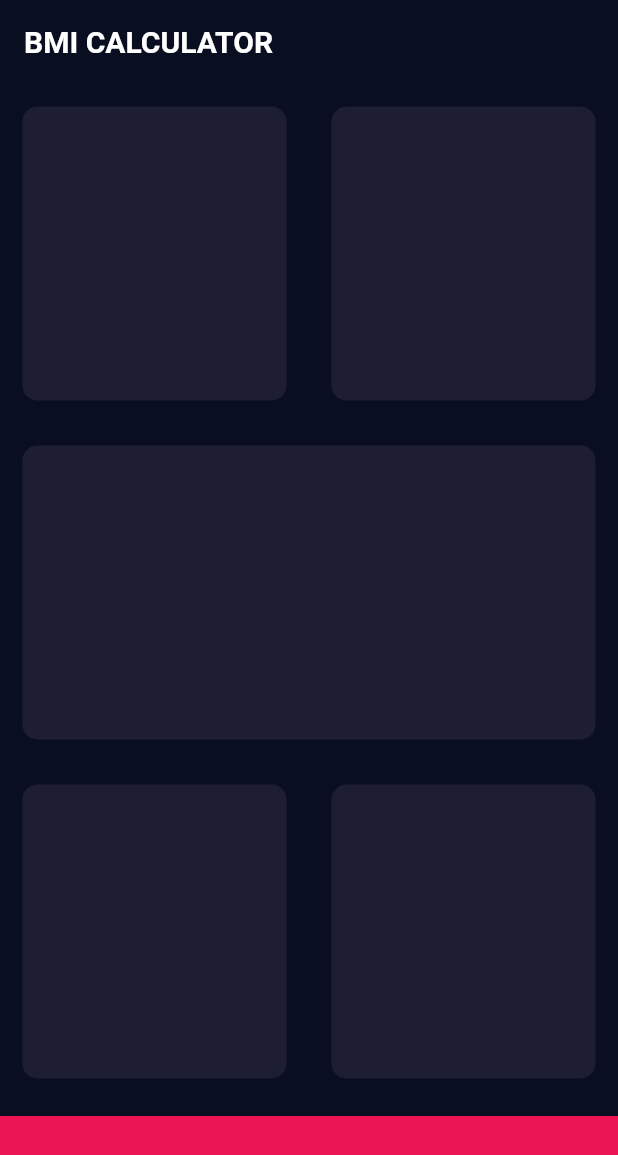
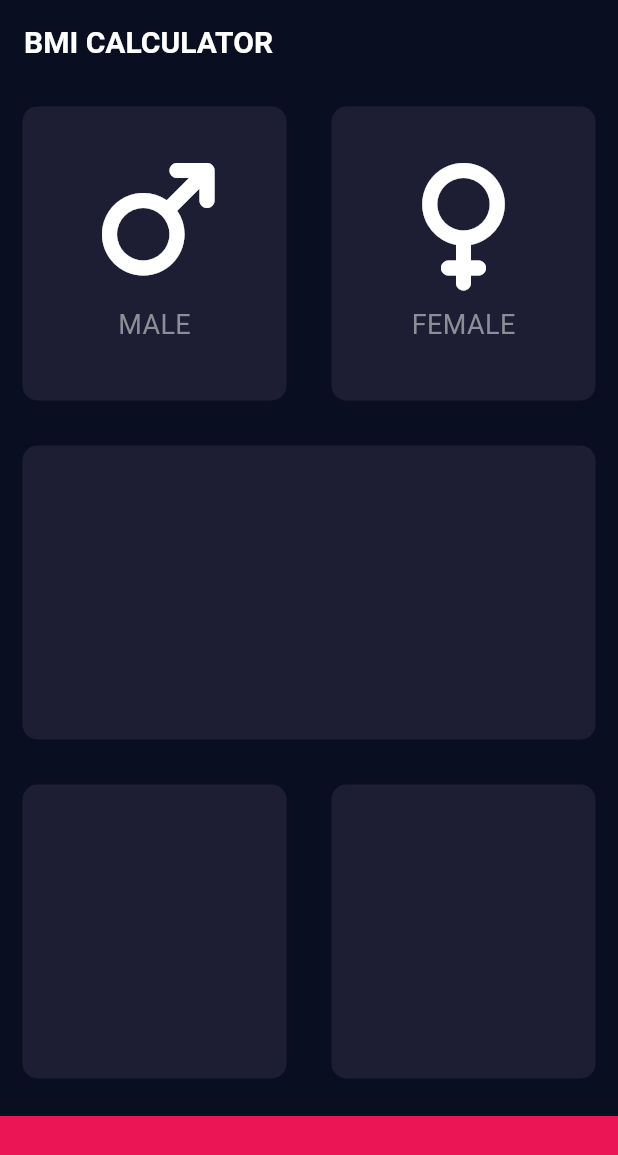
Before and after one commit to PradermN/BMI-Calculator, a Flutter app: the screen it shows after launch, on a phone screen of 412 x 824 dp. Shown: the top 1155 px of the screen. Run offline on Flutter 3.47's test engine with Material 3 defaults, Android fonts, the phone set to English and light mode, and no system bars; our stand-ins replace font_awesome_flutter.

Commit message:
Extract Widgets and make them reusable

```diff
--- a/lib/input_page.dart
+++ b/lib/input_page.dart
@@ -1,4 +1,5 @@
 import 'package:flutter/material.dart';
+import 'package:font_awesome_flutter/font_awesome_flutter.dart';
 
 const bottomContainerHeight = 80.0;
 const activeCardColor = Color(0xFF1D1E33);
@@ -21,17 +22,26 @@ class InputPageState extends State<InputPage> {
           Expanded(
             child: Row(
               children: [
-                Expanded(child: ReusableCard(color: activeCardColor,)),
-                Expanded(child: ReusableCard(color: activeCardColor,)),
+                Expanded(
+                  child: ReusableCard(
+                    color: activeCardColor,
+                    cardChild: IconContent(label: 'MALE', icon: FontAwesomeIcons.mars),
+                  ),
+                ),
+
+                Expanded(child: ReusableCard(
+                  color: activeCardColor,
+                  cardChild: IconContent(label: 'FEMALE', icon: FontAwesomeIcons.venus),
+                  )),
               ],
             ),
           ),
-          Expanded(child: ReusableCard(color: activeCardColor,)),
+          Expanded(child: ReusableCard(color: activeCardColor)),
           Expanded(
             child: Row(
               children: [
-                Expanded(child: ReusableCard(color: activeCardColor,)),
-                Expanded(child: ReusableCard(color: activeCardColor,)),
+                Expanded(child: ReusableCard(color: activeCardColor)),
+                Expanded(child: ReusableCard(color: activeCardColor)),
               ],
             ),
           ),
@@ -47,10 +57,38 @@ class InputPageState extends State<InputPage> {
   }
 }
 
+class IconContent extends StatelessWidget {
+  final String label;
+  final IconData icon;
+  const IconContent({super.key, required this.label, required this.icon});
+
+  @override
+  Widget build(BuildContext context) {
+    return Column(
+      mainAxisAlignment: MainAxisAlignment.center,
+      children: [
+        Icon(
+          icon,
+          size: 80.0,
+          color: Colors.white,
+        ),
+        SizedBox(height: 15.0),
+        Text(
+          label,
+          style: TextStyle(
+            fontSize: 18.0,
+            color: Color(0xFF8D8E98),
+          ),
+        ),
+      ],
+    );
+  }
+}
+
 class ReusableCard extends StatelessWidget {
-
   final Color color;
-  const ReusableCard({super.key, required this.color});
+  final Widget? cardChild;
+  const ReusableCard({super.key, required this.color, this.cardChild});
 
   @override
   Widget build(BuildContext context) {
@@ -61,6 +99,7 @@ class ReusableCard extends StatelessWidget {
         borderRadius: BorderRadius.circular(10.0),
       ),
       height: 200.0,
+      child: cardChild,
     );
   }
 }
--- a/pubspec.yaml
+++ b/pubspec.yaml
@@ -15,6 +15,7 @@ dependencies:
     sdk: flutter
 
   cupertino_icons: ^1.0.8
+  font_awesome_flutter: ^10.12.0
 
 
 dev_dependencies:
```
Also changed, not shown: pubspec.lock.
